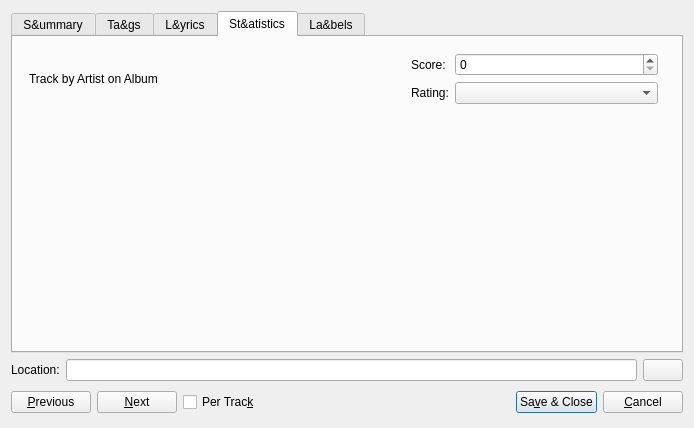
Before: the Qt Designer form src/dialogs/tagdialogbase.ui in KDE/amarok, drawn with Qt 5.
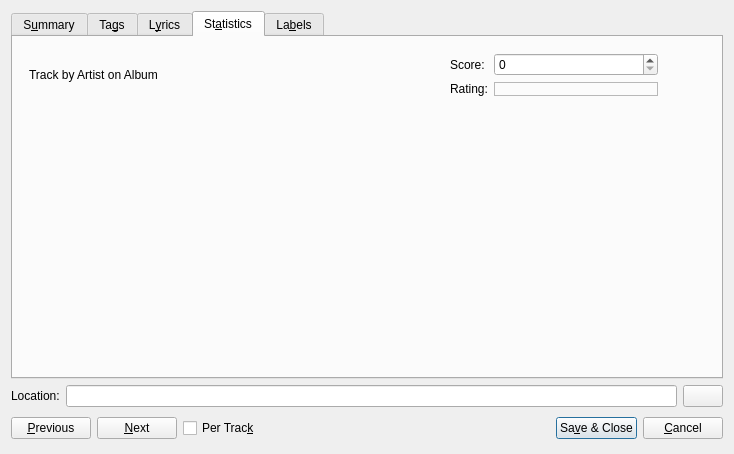
After: the same form once the commit is applied. The open tabs and pages were chosen to show the change. Custom widgets are drawn as their Qt base class.

Commit message:
TagDialog improvements for track rating
The tag editor dialog now uses the standard star rating widget instead
of a dropdown box with verbal labels.

The edit to the form file:
```diff
--- a/src/dialogs/tagdialogbase.ui
+++ b/src/dialogs/tagdialogbase.ui
@@ -5,8 +5,8 @@
    <rect>
     <x>0</x>
     <y>0</y>
-    <width>670</width>
-    <height>428</height>
+    <width>734</width>
+    <height>454</height>
    </rect>
   </property>
   <property name="sizePolicy" >
@@ -39,7 +39,7 @@
          </rect>
         </property>
         <attribute name="title" >
-         <string>S&amp;&amp;ummary</string>
+         <string>S&amp;ummary</string>
         </attribute>
         <layout class="QVBoxLayout" name="verticalLayout_7" >
          <item>
@@ -155,7 +155,7 @@
          </rect>
         </property>
         <attribute name="title" >
-         <string>Ta&amp;&amp;gs</string>
+         <string>Ta&amp;gs</string>
         </attribute>
         <layout class="QVBoxLayout" name="verticalLayout_6" >
          <item>
@@ -466,7 +466,7 @@
          </rect>
         </property>
         <attribute name="title" >
-         <string>L&amp;&amp;yrics</string>
+         <string>L&amp;yrics</string>
         </attribute>
         <layout class="QHBoxLayout" >
          <item>
@@ -482,16 +482,8 @@
         </layout>
        </widget>
        <widget class="QWidget" name="statisticsTab" >
-        <property name="geometry" >
-         <rect>
-          <x>0</x>
-          <y>0</y>
-          <width>648</width>
-          <height>307</height>
-         </rect>
-        </property>
         <attribute name="title" >
-         <string>St&amp;&amp;atistics</string>
+         <string>St&amp;atistics</string>
         </attribute>
         <widget class="QWidget" name="layoutWidget" >
          <property name="geometry" >
@@ -507,6 +499,12 @@
            <layout class="QGridLayout" name="gridLayout_2" >
             <item row="0" column="0" >
              <widget class="QLabel" name="trackArtistAlbumLabel2" >
+              <property name="sizePolicy" >
+               <sizepolicy vsizetype="Preferred" hsizetype="Expanding" >
+                <horstretch>0</horstretch>
+                <verstretch>0</verstretch>
+               </sizepolicy>
+              </property>
               <property name="text" >
                <string>Track by Artist on Album</string>
               </property>
@@ -523,6 +521,9 @@
               <property name="orientation" >
                <enum>Qt::Horizontal</enum>
               </property>
+              <property name="sizeType" >
+               <enum>QSizePolicy::Expanding</enum>
+              </property>
               <property name="sizeHint" stdset="0" >
                <size>
                 <width>40</width>
@@ -573,13 +574,19 @@
                </widget>
               </item>
               <item row="1" column="1" >
-               <widget class="KComboBox" name="kComboBox_rating" >
+               <widget class="KRatingWidget" name="ratingWidget" >
                 <property name="sizePolicy" >
-                 <sizepolicy vsizetype="Fixed" hsizetype="Expanding" >
+                 <sizepolicy vsizetype="Preferred" hsizetype="MinimumExpanding" >
                   <horstretch>0</horstretch>
                   <verstretch>0</verstretch>
                  </sizepolicy>
                 </property>
+                <property name="frameShape" >
+                 <enum>QFrame::StyledPanel</enum>
+                </property>
+                <property name="frameShadow" >
+                 <enum>QFrame::Plain</enum>
+                </property>
                </widget>
               </item>
              </layout>
@@ -641,7 +648,7 @@
          </rect>
         </property>
         <attribute name="title" >
-         <string>La&amp;&amp;bels</string>
+         <string>La&amp;bels</string>
         </attribute>
         <layout class="QVBoxLayout" name="verticalLayout_8" >
          <item>
@@ -827,6 +834,12 @@
    <extends>QWidget</extends>
    <header>covermanager/CoverFetcher.h</header>
   </customwidget>
+  <customwidget>
+   <class>KRatingWidget</class>
+   <extends>QFrame</extends>
+   <header>kratingwidget.h</header>
+   <container>1</container>
+  </customwidget>
  </customwidgets>
  <tabstops>
   <tabstop>kTabWidget</tabstop>
```
Left out of the diff: 38 changed lines with no effect on the pictures. The commit also changes 2 other files.
